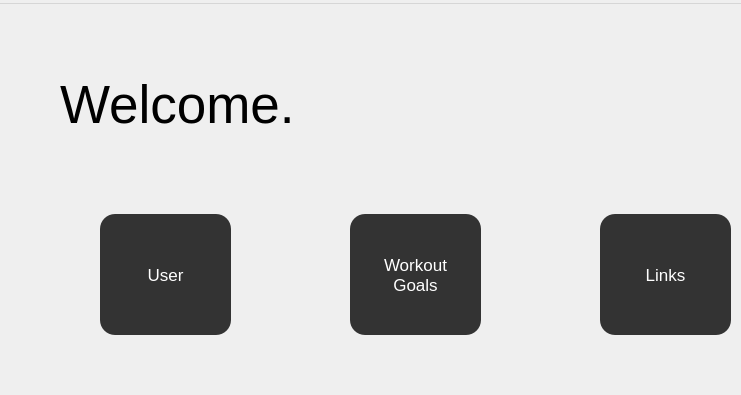
First picture: the form in code/mainwindow.ui, repository amroomargit/Forge, before the edit; both pictures show x 0 to 741 and y 0 to 395 of the 1203 by 721 pixel window.
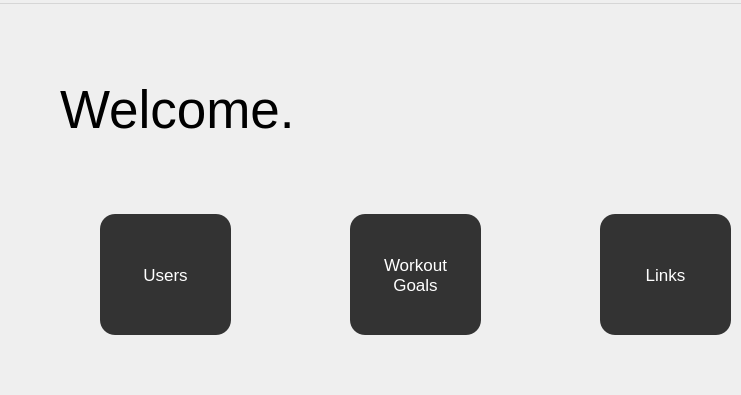
Second picture: the form after the edit. Icons and pictures are not drawn.

Commit message: user window gui

What changed in the file:
```diff
--- a/code/mainwindow.ui
+++ b/code/mainwindow.ui
@@ -44,16 +44,16 @@
 padding: 10px 20px;</string>
     </property>
     <property name="text">
-     <string>User</string>
+     <string>Users</string>
     </property>
    </widget>
    <widget class="QLabel" name="label">
     <property name="geometry">
      <rect>
       <x>60</x>
-      <y>60</y>
-      <width>581</width>
-      <height>81</height>
+      <y>70</y>
+      <width>291</width>
+      <height>71</height>
      </rect>
     </property>
     <property name="font">
```
The commit also changes 66 other files.
